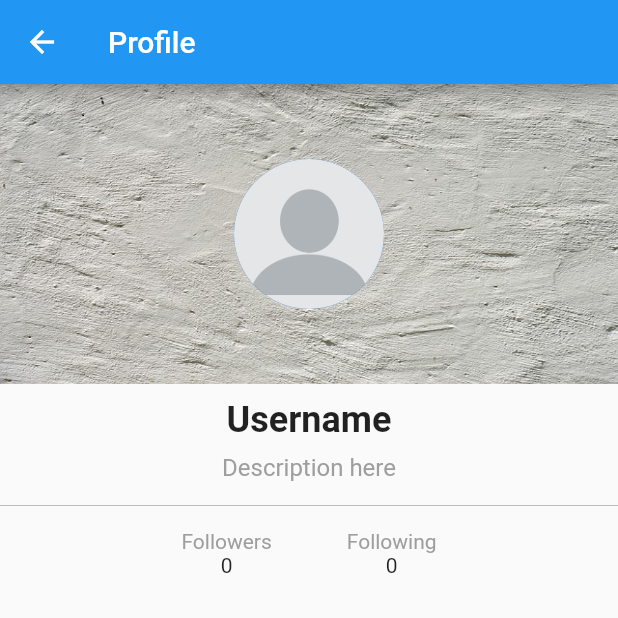
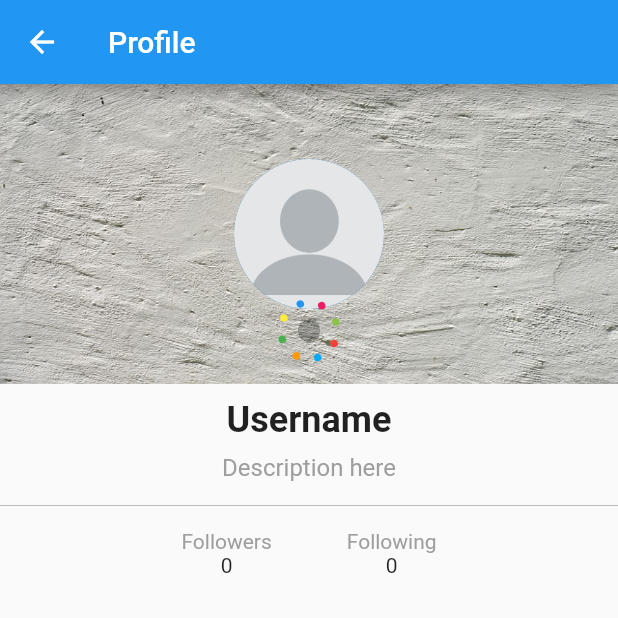
Before and after one commit to EidarousDev/glitcher, a Flutter app: the ProfileScreen screen opened directly, on a phone screen of 412 x 824 dp, the top half of it. Run offline on Flutter 3.47's test engine with Material 2 defaults, Android fonts, the phone set to English and light mode, and no system bars; our stand-ins replace cloud_firestore, firebase_auth, firebase_storage, flutter_icons, font_awesome_flutter, image_picker and 4 more; accounts and stored records are empty; project files that could hold a hidden picture were left out.

Commit message:
Loader now working in profile and fullscreen screens.

```diff
--- a/lib/screens/profile_screen.dart
+++ b/lib/screens/profile_screen.dart
@@ -2,6 +2,7 @@ import 'package:firebase_auth/firebase_auth.dart';
 import 'package:flutter/material.dart';
 import 'package:firebase_storage/firebase_storage.dart';
 import 'package:glitcher/screens/fullscreen_overaly.dart';
+import 'package:glitcher/utils/Loader.dart';
 import 'package:image_picker/image_picker.dart';
 import 'package:flutter_icons/flutter_icons.dart';
 import 'package:cloud_firestore/cloud_firestore.dart';
@@ -40,6 +41,8 @@ class _ProfileScreenState extends State<ProfileScreen> {
 
   int _following = 0;
 
+  bool _loading = false;
+
   _ProfileScreenState({this.currentUser});
 
   Future chooseImage(int whichImage) async {
@@ -47,18 +50,19 @@ class _ProfileScreenState extends State<ProfileScreen> {
       setState(() {
         if (whichImage == 1) {
           _coverImageFile = image;
-          if(_coverImageFile != null)
-            _coverImageUrl = null;
+          if (_coverImageFile != null) _coverImageUrl = null;
         } else {
           _profileImageFile = image;
-          if(_profileImageFile != null)
-            _profileImageUrl = null;
+          if (_profileImageFile != null) _profileImageUrl = null;
         }
       });
     });
   }
 
   void loadUserData() async {
+    setState(() {
+      _loading = true;
+    });
     await _firestore
         .collection('users')
         .document(currentUser.uid)
@@ -75,6 +79,7 @@ class _ProfileScreenState extends State<ProfileScreen> {
 
         _profileImageFile = null;
         _coverImageFile = null;
+        _loading = false;
       });
     });
   }
@@ -82,6 +87,7 @@ class _ProfileScreenState extends State<ProfileScreen> {
   Future uploadFile(String parentFolder, var fileName) async {
     if (fileName == null) return;
 
+    _loading = true;
     print((fileName));
     StorageReference storageReference = FirebaseStorage.instance
         .ref()
@@ -110,8 +116,12 @@ class _ProfileScreenState extends State<ProfileScreen> {
             .document(currentUser.uid)
             .updateData({'cover_url': _coverImageUrl});
       }
+      setState(() {
         _profileImageFile = null;
         _coverImageFile = null;
+        _loading = false;
+      });
+
       //print(_uploadedFileURL);
     });
   }
@@ -125,6 +135,7 @@ class _ProfileScreenState extends State<ProfileScreen> {
   }
 
   Future save() async {
+
     setState(() {
       _screenState = ScreenState.to_edit;
       _descText = _descEditingController.text;
@@ -348,7 +359,10 @@ class _ProfileScreenState extends State<ProfileScreen> {
       loadUserData();
     }
     return SafeArea(
-      child: SingleChildScrollView(
+      child: Stack(
+        alignment: Alignment(0, 0),
+        children: <Widget>[
+          SingleChildScrollView(
             child: Column(
               crossAxisAlignment: CrossAxisAlignment.center,
               children: <Widget>[
@@ -359,7 +373,8 @@ class _ProfileScreenState extends State<ProfileScreen> {
                 _screenState == ScreenState.to_edit
                     ? Text(
                         _nameText,
-                    style: TextStyle(fontSize: 24, fontWeight: FontWeight.bold),
+                        style: TextStyle(
+                            fontSize: 24, fontWeight: FontWeight.bold),
                       )
                     : Container(
                         height: 30,
@@ -368,8 +383,8 @@ class _ProfileScreenState extends State<ProfileScreen> {
                           textAlign: TextAlign.center,
                           controller: _nameEditingController,
                           onChanged: (text) => {},
-                      style:
-                          TextStyle(fontSize: 24, fontWeight: FontWeight.bold),
+                          style: TextStyle(
+                              fontSize: 24, fontWeight: FontWeight.bold),
                         ),
                       ),
                 SizedBox(
@@ -429,6 +444,14 @@ class _ProfileScreenState extends State<ProfileScreen> {
               ],
             ),
           ),
+          _loading
+          ? LoaderTwo()
+          : Container(
+            width: 0,
+            height: 0,
+          ),
+        ],
+      ),
     );
   }
 
--- /dev/null
+++ b/lib/utils/Loader.dart
@@ -0,0 +1,141 @@
+import 'dart:math';
+
+/**
+ * Author: Damodar Lohani
+ * profile: https://github.com/lohanidamodar
+ */
+
+import 'package:flutter/material.dart';
+
+class LoaderTwo extends StatefulWidget {
+  final Color centralDotColor;
+  final Color dotOneColor;
+  final Color dotTwoColor;
+  final Color dotThreeColor;
+  final Color dotFourColor;
+  final Color dotFiveColor;
+  final Color dotSixColor;
+  final Color dotSevenColor;
+  final Color dotEightColor;
+  final double centralDotRadius;
+  final double outerDotRadius;
+  final double spanRadius;
+  final Duration duration;
+
+  LoaderTwo({Key key, this.centralDotColor = Colors.black26, this.dotOneColor=Colors.red, this.dotTwoColor=Colors.lightBlue, this.dotThreeColor=Colors.orange, this.dotFourColor=Colors.green, this.dotFiveColor=Colors.yellow, this.dotSixColor=Colors.blue, this.dotSevenColor=Colors.pink, this.dotEightColor=Colors.lightGreen, this.centralDotRadius=15.0, this.spanRadius=15.0, this.duration = const Duration(seconds: 2), this.outerDotRadius = 5.0 }) : super(key: key);
+
+  _LoaderTwoState createState() => _LoaderTwoState(centralDotRadius);
+}
+
+class _LoaderTwoState extends State<LoaderTwo> with SingleTickerProviderStateMixin {
+  AnimationController controller;
+  Animation<double> animationRotation;
+  Animation<double> animationRadiusIn;
+  Animation<double> animationRadiusOut;
+
+  final double initialRadius;
+  double radius = 0.0;
+
+  _LoaderTwoState(this.initialRadius);
+
+  @override
+  void initState() {
+    super.initState();
+    controller = AnimationController(
+        vsync: this,
+        duration: widget.duration);
+
+    animationRadiusIn = Tween<double>(begin: 1.0, end: 0.0).animate(
+        CurvedAnimation(parent: controller, curve: Interval(0.75, 1.0, curve: Curves.elasticIn),)
+    );
+    animationRadiusOut = Tween<double>(begin: 0.0, end: 1.0).animate(
+        CurvedAnimation(parent: controller, curve: Interval(0.0, 0.25, curve: Curves.elasticOut),)
+    );
+    animationRotation = Tween<double>(begin: 0.0, end: 1.0).animate(
+        CurvedAnimation(parent: controller, curve: Interval(0.0, 1.0, curve: Curves.linear))
+    );
+
+    controller.addListener((){
+      if(controller.value >= 0.75 && controller.value <= 1.0) {
+        setState(() {
+          radius = animationRadiusIn.value * initialRadius;
+        });
+      }else if(controller.value >= 0.0 && controller.value <= 0.25) {
+        setState(() {
+          radius = animationRadiusOut.value * initialRadius;
+        });
+      }
+    });
+
+    controller.repeat();
+  }
+
+  @override
+  void dispose() {
+    super.dispose();
+    controller.dispose();
+  }
+
+  @override
+  Widget build(BuildContext context) {
+    return Container(
+      height: 100.0,
+      width: 100.0,
+      child: Center(
+        child: RotationTransition(
+          turns: animationRotation,
+          child: Stack(
+            children: <Widget>[
+              Dot(radius: widget.centralDotRadius,color: widget.centralDotColor,),
+              Transform.translate(
+                  offset: Offset(cos(pi/4)*radius, sin(pi/4)*radius),
+                  child: Dot(radius: widget.outerDotRadius,color: widget.dotOneColor,)),
+              Transform.translate(
+                  offset: Offset(cos(2*pi/4)*radius, sin(2*pi/4)*radius),
+                  child: Dot(radius: widget.outerDotRadius,color: widget.dotTwoColor,)),
+              Transform.translate(
+                  offset: Offset(cos(3*pi/4)*radius, sin(3*pi/4)*radius),
+                  child: Dot(radius: widget.outerDotRadius,color: widget.dotThreeColor,)),
+              Transform.translate(
+                  offset: Offset(cos(pi)*radius, sin(pi)*radius),
+                  child: Dot(radius: widget.outerDotRadius,color: widget.dotFourColor,)),
+              Transform.translate(
+                  offset: Offset(cos(5*pi/4)*radius, sin(5*pi/4)*radius),
+                  child: Dot(radius: widget.outerDotRadius,color: widget.dotFiveColor,)),
+              Transform.translate(
+                  offset: Offset(cos(6*pi/4)*radius, sin(6*pi/4)*radius),
+                  child: Dot(radius: widget.outerDotRadius,color: widget.dotSixColor,)),
+              Transform.translate(
+                  offset: Offset(cos(7*pi/4)*radius, sin(7*pi/4)*radius),
+                  child: Dot(radius: widget.outerDotRadius,color: widget.dotSevenColor,)),
+              Transform.translate(
+                  offset: Offset(cos(8*pi/4)*radius, sin(8*pi/4)*radius),
+                  child: Dot(radius: widget.outerDotRadius,color: widget.dotEightColor,)),
+            ],
+          ),
+        ),
+      ),
+    );
+  }
+}
+
+class Dot extends StatelessWidget {
+  final double radius;
+  final Color color;
+
+  const Dot({Key key, this.radius, this.color}) : super(key: key);
+
+  @override
+  Widget build(BuildContext context) {
+    return Center(
+      child: Container(
+        width: radius,
+        height: radius,
+        decoration: BoxDecoration(
+            color: color,
+            shape: BoxShape.circle
+        ),
+      ),
+    );
+  }
+}
```
Also changed, not shown: lib/screens/fullscreen_overaly.dart (+79 -42 lines). Lines whose indentation alone changed are shown as unchanged.
